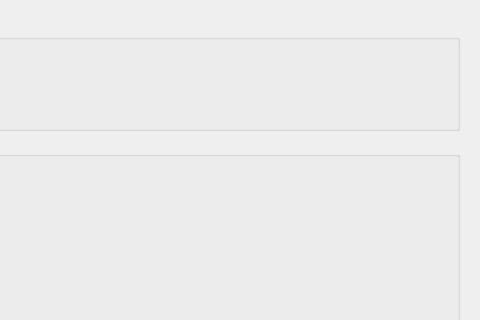
Above: qtCreatorFiles/ui_identify.ui from plomgrading/plom before the change; both pictures show x 520 to 1000 and y 0 to 320 of the 1000 by 600 pixel window. Below: the same form after it.
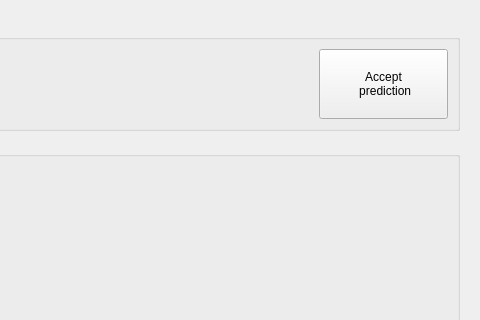
That is the form after the change.

Commit message: Towards an "accept prediction" button for identifier.

Patch:
```diff
--- a/qtCreatorFiles/ui_identify.ui
+++ b/qtCreatorFiles/ui_identify.ui
@@ -127,6 +127,20 @@
            </property>
           </widget>
          </item>
+         <item row="0" column="1" rowspan="2">
+          <widget class="QPushButton" name="predButton">
+           <property name="sizePolicy">
+            <sizepolicy hsizetype="Expanding" vsizetype="Expanding">
+             <horstretch>1</horstretch>
+             <verstretch>1</verstretch>
+            </sizepolicy>
+           </property>
+           <property name="text">
+            <string>Accept
+ prediction</string>
+           </property>
+          </widget>
+         </item>
         </layout>
        </widget>
       </item>
```
The commit also changes 1 other file.
